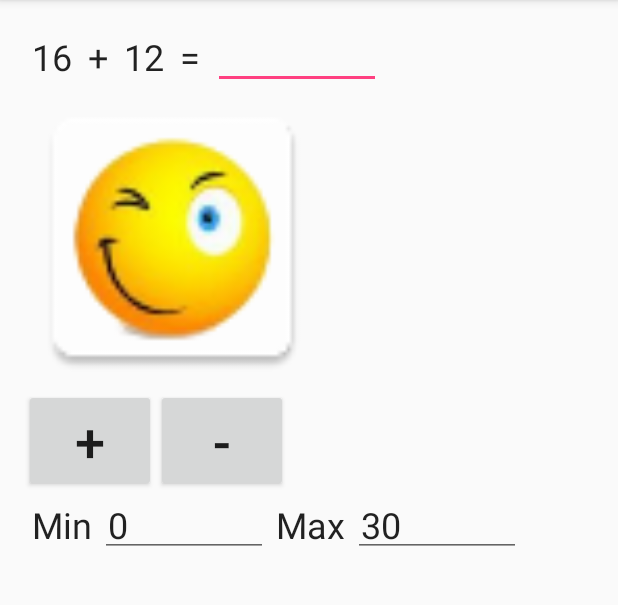
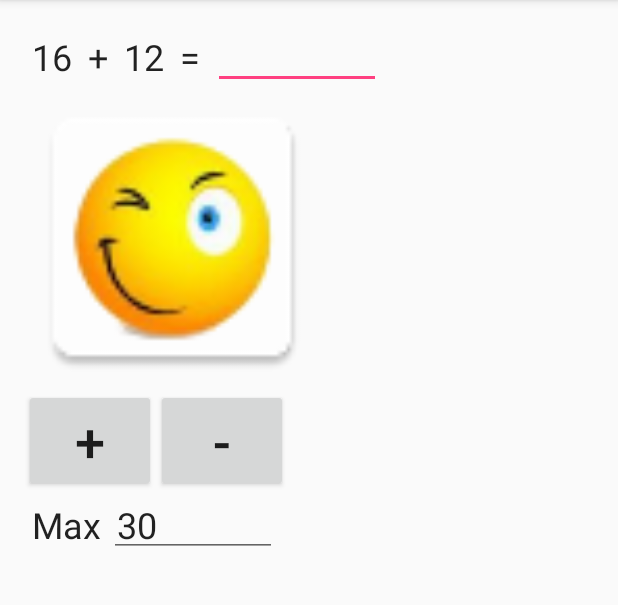
Before and after one commit to vogtp/calctrainer, an Android app: the screen it shows after launch (CalcActivity), on a phone screen of 412 x 824 dp, the part 84-689 px from its top. Run offline under Robolectric (Android 15) with nearby library versions, the phone set to English and light mode, and no system bars.

Commit message:
remove min from view

```diff
--- a/app/src/main/res/layout/activity_calc.xml
+++ b/app/src/main/res/layout/activity_calc.xml
@@ -112,14 +112,14 @@
                 android:layout_height="wrap_content">
 
                 <TextView
-                    android:id="@+id/textView2"
+                    android:id="@+id/textView2" android:visibility="gone"
                     style="@style/bigText"
                     android:layout_width="wrap_content"
                     android:layout_height="wrap_content"
                     android:text="Min" />
 
                 <EditText
-                    android:id="@+id/etMin"
+                    android:id="@+id/etMin" android:visibility="gone"
                     style="@style/bigText"
                     android:layout_width="wrap_content"
                     android:layout_height="wrap_content"
```
